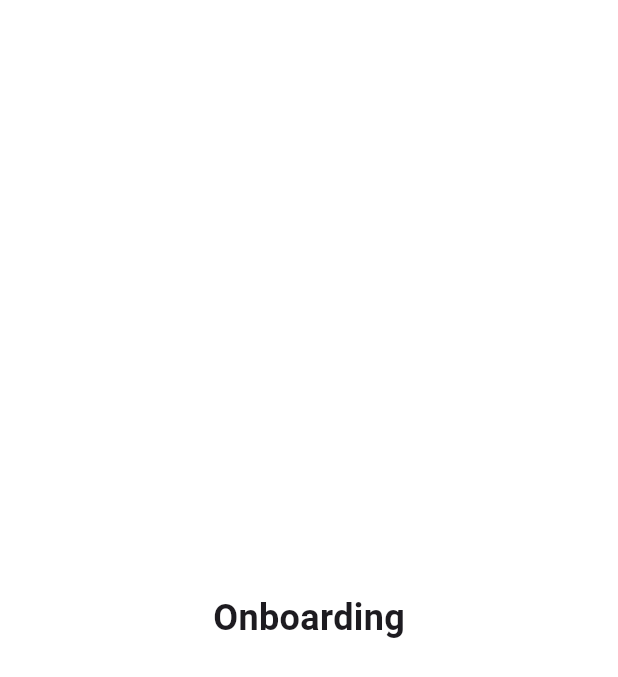
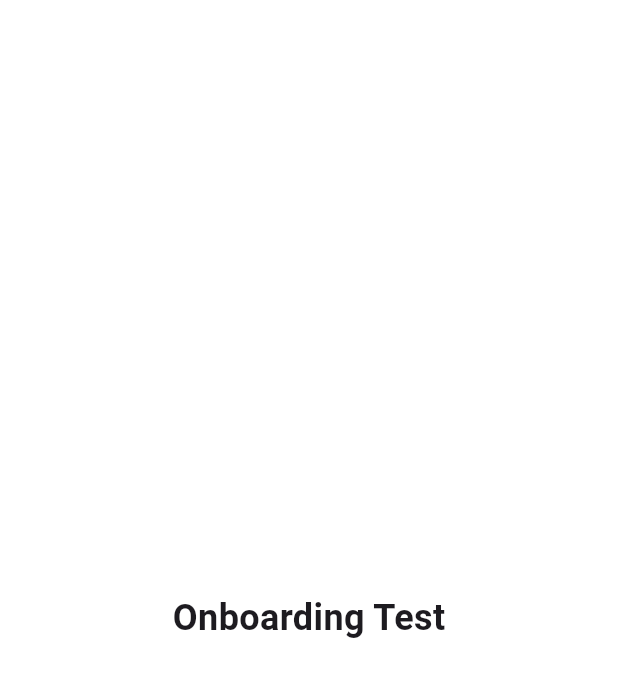
Before and after one commit to mattiavzzi/timecapsuleapp, a Flutter app: the OnboardingPage screen opened directly, on a phone screen of 412 x 824 dp. Shown: the top 677 px of the screen. Run offline on Flutter 3.47's test engine with Material 3 defaults, Android fonts, the phone set to English and light mode, and no system bars; missing offline and left inert: animated_toggle, flutter_inner_shadow.

Commit message:
Onboarding

```diff
--- a/lib/onboarding.dart
+++ b/lib/onboarding.dart
@@ -9,7 +9,7 @@ class OnboardingPage extends StatelessWidget {
       backgroundColor: Colors.white,
       body: Center(
         child: Text(
-          'Onboarding',
+          'Onboarding Test',
           style: TextStyle(
             fontSize: 24,
             fontWeight: FontWeight.bold,
```
